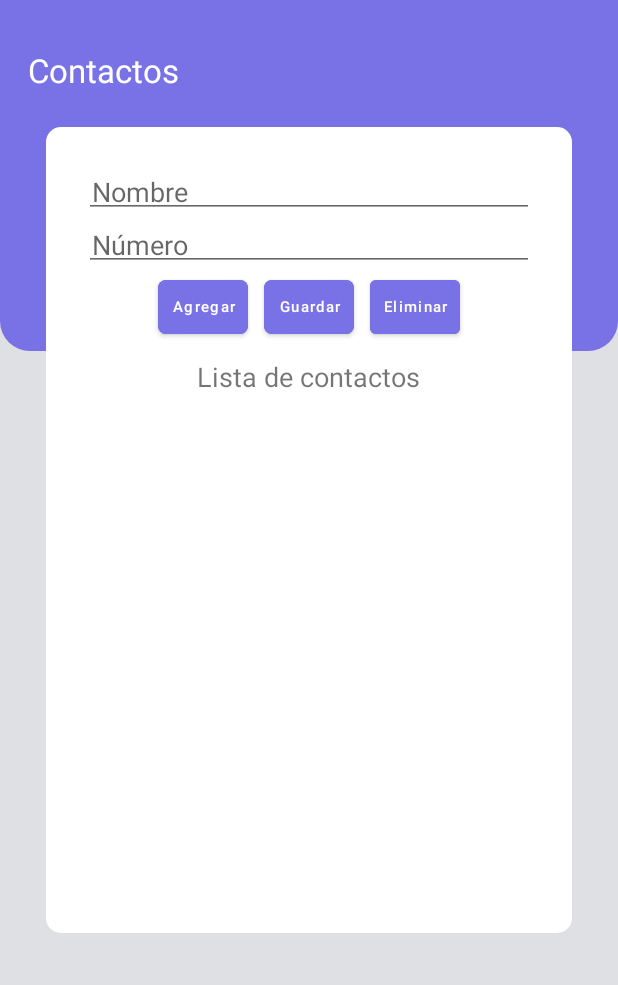
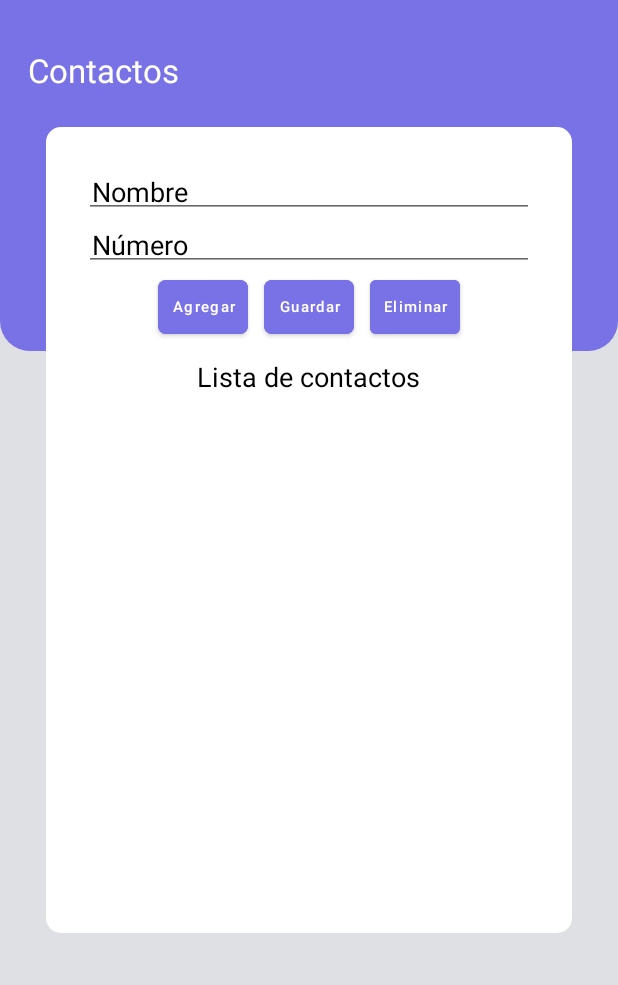
Before and after one commit to AngelSR07/Proyecto_Confido, an Android app: the FragmentListContact screen opened through its navigation route, on a phone screen of 412 x 824 dp, the part 251-1236 px from its top. Run offline under Robolectric (Android 15) with nearby library versions, the phone set to English and light mode, and no system bars; our stand-ins replace Firebase (no records; nobody signed in at launch, a user with empty details on screens opened directly), navigation-ui.

Commit message:
actualizacion de lista de contactos

```diff
--- a/app/src/main/res/layout/fragment_list_contact.xml
+++ b/app/src/main/res/layout/fragment_list_contact.xml
@@ -102,7 +102,9 @@
                 android:inputType="text"
                 android:padding="5dp"
                 android:autofillHints=""
-                tools:ignore="HardcodedText" />
+                tools:ignore="HardcodedText"
+                android:textColor="@color/black"
+                android:textColorHint="@color/black"/>
 
             <EditText
                 android:id="@id/txtNumeroContacto"
@@ -113,7 +115,9 @@
                 android:inputType="number"
                 android:padding="5dp"
                 android:maxLength="9"
-                tools:ignore="Autofill,HardcodedText" />
+                tools:ignore="Autofill,HardcodedText"
+                android:textColor="@color/black"
+                android:textColorHint="@color/black"/>
 
             <LinearLayout
                 android:layout_width="wrap_content"
@@ -190,7 +194,9 @@
                 android:layout_margin="10dp"
                 android:layout_gravity="center_horizontal"
                 android:text="Lista de contactos"
-                tools:ignore="HardcodedText,SpUsage" />
+                tools:ignore="HardcodedText,SpUsage"
+                android:textColor="@color/black"
+                android:textColorHint="@color/black"/>
 
             <ScrollView
                 android:layout_width="match_parent"
@@ -205,7 +211,9 @@
                         android:id="@+id/datosContactos"
                         android:layout_width="match_parent"
                         android:layout_height="200dp"
-                        tools:ignore="NestedScrolling" />
+                        tools:ignore="NestedScrolling"
+                        android:textColor="@color/black"
+                        android:textColorHint="@color/black"/>
                 </LinearLayout>
 
             </ScrollView>
```
